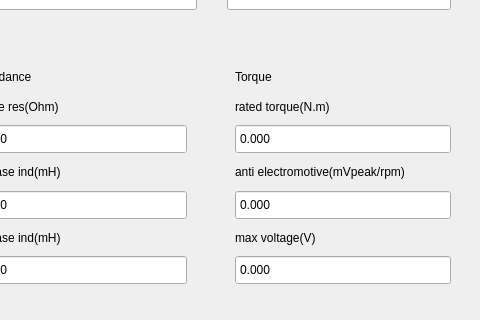
Before: the Qt Designer form Libs/UI/UiMotor/graphmotor129.ui in tiangaomingjing/ServoDriveTech, drawn with Qt 5; both pictures show x 321 to 801 and y 207 to 527 of the 801 by 527 pixel window.
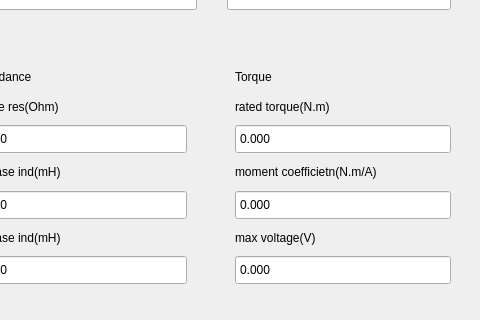
After: the same form once the commit is applied.

What changed in the file:
```diff
--- a/Libs/UI/UiMotor/graphmotor129.ui
+++ b/Libs/UI/UiMotor/graphmotor129.ui
@@ -597,7 +597,7 @@
       <item>
        <widget class="QLabel" name="label_14">
         <property name="text">
-         <string>anti electromotive(mVpeak/rpm)</string>
+         <string>moment coefficietn(N.m/A)</string>
         </property>
        </widget>
       </item>
```
